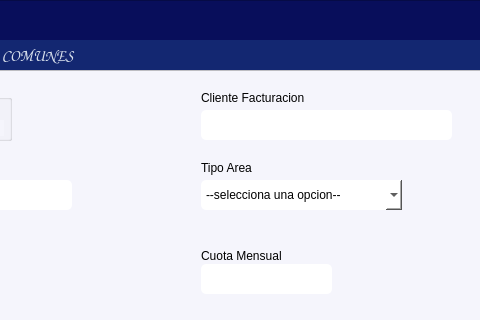
Before: the Qt Designer form gui/formAreasComunes.ui in alucard8130/Sistema-GAC, drawn with Qt 5; both pictures show x 129 to 609 and y 0 to 320 of the 609 by 457 pixel window.
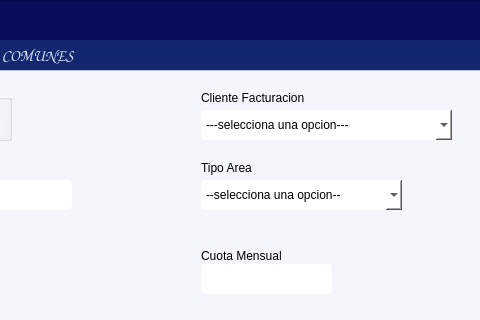
After: the same form once the commit is applied. Icons and pictures are not drawn.

Patch:
```diff
--- a/gui/formAreasComunes.ui
+++ b/gui/formAreasComunes.ui
@@ -256,23 +256,6 @@
      <set>Qt::AlignmentFlag::AlignBottom|Qt::AlignmentFlag::AlignLeading|Qt::AlignmentFlag::AlignLeft</set>
     </property>
    </widget>
-   <widget class="QLineEdit" name="txtCliente">
-    <property name="geometry">
-     <rect>
-      <x>330</x>
-      <y>40</y>
-      <width>251</width>
-      <height>30</height>
-     </rect>
-    </property>
-    <property name="styleSheet">
-     <string notr="true">background-color: rgb(255, 255, 255);
-border-radius:5px;</string>
-    </property>
-    <property name="alignment">
-     <set>Qt::AlignmentFlag::AlignBottom|Qt::AlignmentFlag::AlignLeading|Qt::AlignmentFlag::AlignLeft</set>
-    </property>
-   </widget>
    <widget class="QLineEdit" name="txtGiro">
     <property name="geometry">
      <rect>
@@ -398,6 +381,25 @@
      <set>Qt::AlignmentFlag::AlignBottom|Qt::AlignmentFlag::AlignLeading|Qt::AlignmentFlag::AlignLeft</set>
     </property>
    </widget>
+   <widget class="QComboBox" name="cmbClientes">
+    <property name="geometry">
+     <rect>
+      <x>330</x>
+      <y>40</y>
+      <width>251</width>
+      <height>30</height>
+     </rect>
+    </property>
+    <property name="styleSheet">
+     <string notr="true">background-color: rgb(255, 255, 255);
+border-radius:5px;</string>
+    </property>
+    <item>
+     <property name="text">
+      <string>---selecciona una opcion---</string>
+     </property>
+    </item>
+   </widget>
   </widget>
   <widget class="QFrame" name="frame_3">
    <property name="geometry">
```
